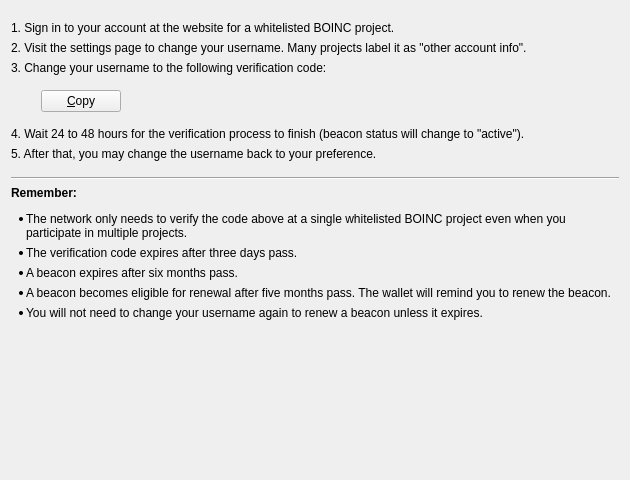
Above: src/qt/forms/researcherwizardauthpage.ui from gridcoin-community/Gridcoin-Research before the change. Below: the same form after it.
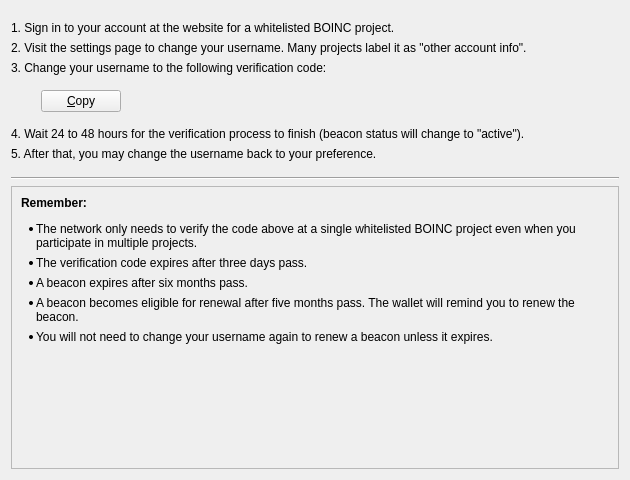
That is the form after the change. Icons and pictures are not drawn.

Commit message: Make GUI wizard beacon info text scrollable for smaller screens

Diff of the .ui file:
```diff
--- a/src/qt/forms/researcherwizardauthpage.ui
+++ b/src/qt/forms/researcherwizardauthpage.ui
@@ -202,6 +202,24 @@
     </widget>
    </item>
    <item>
+    <widget class="QScrollArea" name="rememberScrollArea">
+     <property name="widgetResizable">
+      <bool>true</bool>
+     </property>
+     <property name="alignment">
+      <set>Qt::AlignLeading|Qt::AlignLeft|Qt::AlignTop</set>
+     </property>
+     <widget class="QWidget" name="rememberScrollAreaContents">
+      <property name="geometry">
+       <rect>
+        <x>0</x>
+        <y>0</y>
+        <width>610</width>
+        <height>266</height>
+       </rect>
+      </property>
+      <layout class="QVBoxLayout" name="verticalLayout">
+       <item>
     <widget class="QLabel" name="rememberLabel">
      <property name="styleSheet">
       <string notr="true"/>
@@ -225,6 +243,9 @@
      <property name="textFormat">
       <enum>Qt::RichText</enum>
      </property>
+         <property name="alignment">
+          <set>Qt::AlignLeading|Qt::AlignLeft|Qt::AlignTop</set>
+         </property>
      <property name="wordWrap">
       <bool>true</bool>
      </property>
@@ -233,18 +254,9 @@
      </property>
     </widget>
    </item>
-   <item>
-    <spacer name="footerSpacer">
-     <property name="orientation">
-      <enum>Qt::Vertical</enum>
-     </property>
-     <property name="sizeHint" stdset="0">
-      <size>
-       <width>20</width>
-       <height>40</height>
-      </size>
-     </property>
-    </spacer>
+      </layout>
+     </widget>
+    </widget>
    </item>
   </layout>
  </widget>
```
Lines whose indentation alone changed are shown as unchanged.
